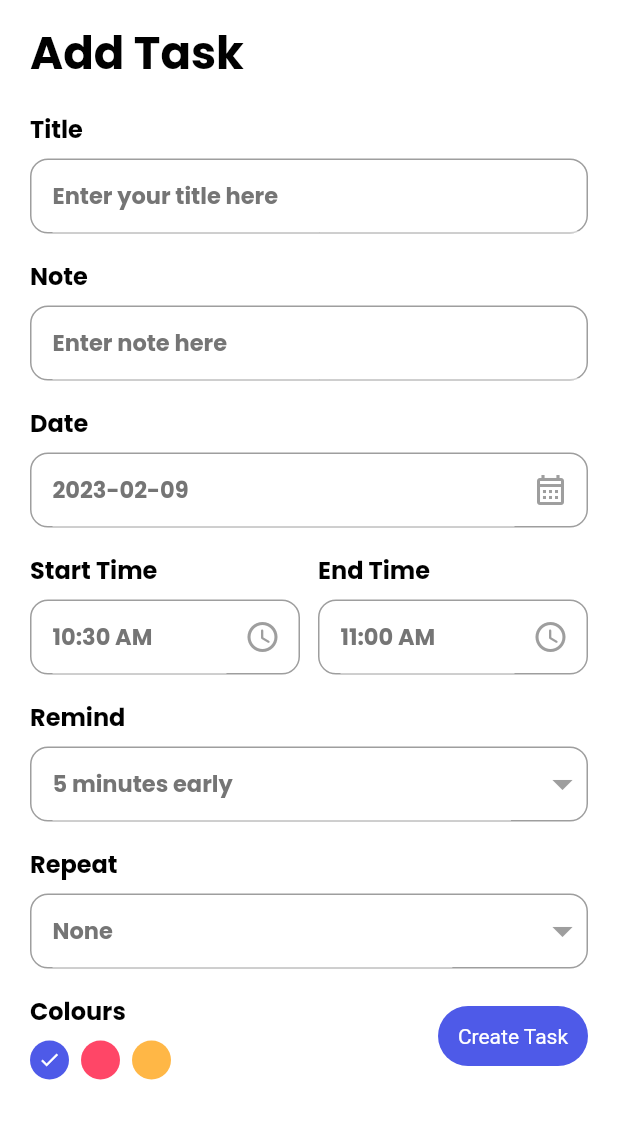
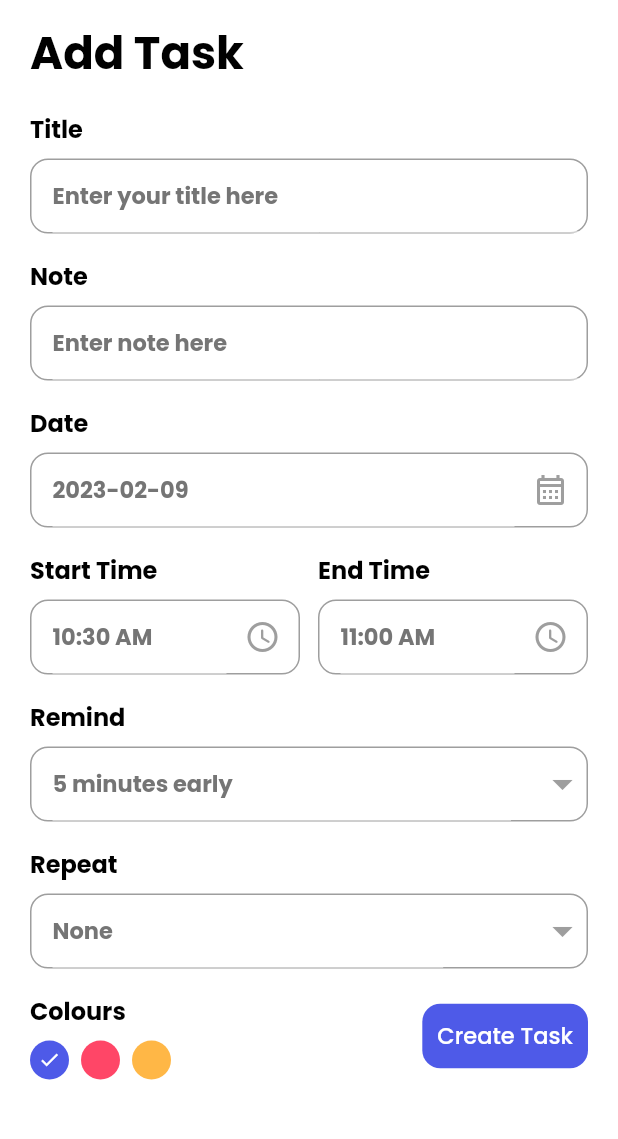
Before and after one commit to abhidhadke/to_do_app, a Flutter app: the screen it shows after launch, after a tap on "+ Add Task", on a phone screen of 412 x 824 dp, the part 65-1204 px from its top. Run offline on Flutter 3.47's test engine with Material 2 defaults, Android fonts, the phone set to English and light mode, and no system bars; our stand-ins replace awesome_snackbar_content, date_picker_timeline, flutter_local_notifications, flutter_staggered_animations, get, get_storage and 2 more; accounts and stored records are empty.

Commit message:
chnaged themes of button

```diff
--- a/lib/database/db_helper.dart
+++ b/lib/database/db_helper.dart
@@ -41,7 +41,7 @@ class DBHelper{
   }
 
   static Future<List<Map<String, dynamic>>> query(String date) async {
-    debugPrint('query func called');
+    //debugPrint('query func called');
     return await _db!.query(_tableName, where: 'date=?', whereArgs: [date]);
   }
 
--- a/lib/ui/add_task_bar.dart
+++ b/lib/ui/add_task_bar.dart
@@ -26,7 +26,7 @@ class _AddTaskPageState extends State<AddTaskPage> {
   int _selectedRemind = 5;
   List<int> remindList = [ 5, 10, 15, 20 ];
   String _selectedRepeat = "None";
-  List<String> repeatList = ["None", "Daily", "Weekly"];
+  List<String> repeatList = ["None", "Daily", "Weekly", "Monthly"];
   int _selectedColor = 0;
 
 
@@ -75,7 +75,9 @@ class _AddTaskPageState extends State<AddTaskPage> {
                 widget: DropdownButton(
                   icon: const Icon(Icons.arrow_drop_down_outlined,color: Colors.grey,),
                   iconSize: 32,
-                  elevation: 4,
+                  elevation: 8,
+                  dropdownColor: dropDownClr,
+                  borderRadius: BorderRadius.circular(15),
                   underline: Container(height: 0,),
                   style: subTitleStyle,
                   items: remindList.map<DropdownMenuItem<String>>((int value){
@@ -95,7 +97,9 @@ class _AddTaskPageState extends State<AddTaskPage> {
                 widget: DropdownButton(
                   icon: const Icon(Icons.arrow_drop_down_outlined,color: Colors.grey,),
                   iconSize: 32,
-                  elevation: 4,
+                  elevation: 8,
+                  dropdownColor: dropDownClr,
+                  borderRadius: BorderRadius.circular(15),
                   underline: Container(height: 0,),
                   style: subTitleStyle,
                   items: repeatList.map<DropdownMenuItem<String>>((String value){
--- a/lib/ui/home_page.dart
+++ b/lib/ui/home_page.dart
@@ -252,6 +252,13 @@ class _HomepageState extends State<Homepage> {
                     debugPrint('next date is $dateString');
                     await DBHelper.editDate(task, DateFormat('yyyy-MM-dd').format(date));
                   }
+                  else if(task.repeat == 'Monthly '){
+                    DateTime date = DateTime.parse(task.date!);
+                    date = date.add(const Duration(days: 30));
+                    String dateString = DateFormat('yyyy-MM-dd').format(date);
+                    debugPrint('next date is $dateString');
+                    await DBHelper.editDate(task, DateFormat('yyyy-MM-dd').format(date));
+                  }
 
                   _taskController.getTasks(DateFormat('yyyy-MM-dd').format(_selectedDate));
                   Get.back();
--- a/lib/ui/themes.dart
+++ b/lib/ui/themes.dart
@@ -10,6 +10,7 @@ const Color white = Colors.white;
 const primaryClr = bluishClr;
 const Color darkGreyClr = Color(0xFF1F1B24);
 const Color darkHeaderClr = Color(0xFF424242);
+const Color dropDownClr = Color(0xFFA1E1FA);
 
 class Themes{
 
--- a/lib/ui/widgets/button.dart
+++ b/lib/ui/widgets/button.dart
@@ -1,4 +1,5 @@
 import 'package:flutter/material.dart';
+import 'package:google_fonts/google_fonts.dart';
 import 'package:to_do_list/ui/themes.dart';
 
 class MyButton extends StatelessWidget {
@@ -8,21 +9,22 @@ class MyButton extends StatelessWidget {
 
   @override
   Widget build(BuildContext context) {
-    return GestureDetector(
+    return InkWell(
       onTap: onTap,
       child: Container(
-        width: 100,
-        height: 40,
+        padding: const EdgeInsets.all(10),
         decoration: BoxDecoration(
-          borderRadius: BorderRadius.circular(20),
+          borderRadius: BorderRadius.circular(12),
           color: primaryClr
         ),
         child: Center(
           child: Text(
             label,
-            style: TextStyle(
-              color: Colors.white
-            ),
+            style: GoogleFonts.poppins(
+              color: Colors.white,
+              fontSize: 15,
+              fontWeight: FontWeight.w500
+            )
           ),
         ),
       ),
```
